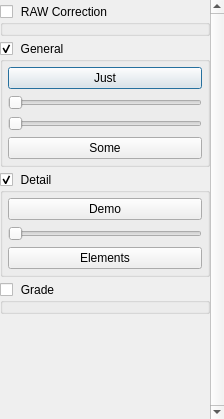
Above: platform/qt/TestDialog.ui from ilia3101/MLV-App before the change. Below: the same form after it.
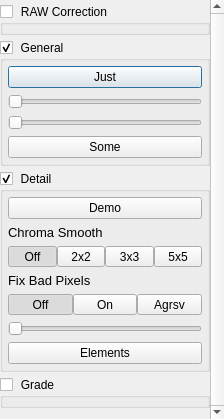
That is the form after the change. Icons and pictures are not drawn. Custom widgets are drawn as their Qt base class.

Commit message: QtApp: New elements in TestDialog...

Patch:
```diff
--- a/platform/qt/TestDialog.ui
+++ b/platform/qt/TestDialog.ui
@@ -66,8 +66,8 @@
        <rect>
         <x>0</x>
         <y>0</y>
-        <width>208</width>
-        <height>419</height>
+        <width>224</width>
+        <height>488</height>
        </rect>
       </property>
       <layout class="QVBoxLayout" name="verticalLayout_3">
@@ -85,6 +85,12 @@
        </property>
        <item>
         <widget class="QGroupBox" name="groupBox_3">
+         <property name="maximumSize">
+          <size>
+           <width>16777215</width>
+           <height>30</height>
+          </size>
+         </property>
          <property name="title">
           <string>RAW Correction</string>
          </property>
@@ -218,6 +224,217 @@
                </property>
               </widget>
              </item>
+             <item>
+              <widget class="QLabel" name="label">
+               <property name="font">
+                <font>
+                 <pointsize>10</pointsize>
+                </font>
+               </property>
+               <property name="text">
+                <string>Chroma Smooth</string>
+               </property>
+              </widget>
+             </item>
+             <item>
+              <widget class="QWidget" name="ToolRow" native="true">
+               <layout class="QHBoxLayout" name="horizontalLayout">
+                <property name="spacing">
+                 <number>0</number>
+                </property>
+                <property name="leftMargin">
+                 <number>0</number>
+                </property>
+                <property name="topMargin">
+                 <number>0</number>
+                </property>
+                <property name="rightMargin">
+                 <number>0</number>
+                </property>
+                <property name="bottomMargin">
+                 <number>0</number>
+                </property>
+                <item>
+                 <widget class="QToolButton" name="toolButton_2">
+                  <property name="sizePolicy">
+                   <sizepolicy hsizetype="Preferred" vsizetype="Fixed">
+                    <horstretch>0</horstretch>
+                    <verstretch>0</verstretch>
+                   </sizepolicy>
+                  </property>
+                  <property name="text">
+                   <string>Off</string>
+                  </property>
+                  <property name="checkable">
+                   <bool>true</bool>
+                  </property>
+                  <property name="checked">
+                   <bool>true</bool>
+                  </property>
+                  <property name="autoExclusive">
+                   <bool>true</bool>
+                  </property>
+                 </widget>
+                </item>
+                <item>
+                 <widget class="QToolButton" name="toolButton">
+                  <property name="sizePolicy">
+                   <sizepolicy hsizetype="Preferred" vsizetype="Fixed">
+                    <horstretch>0</horstretch>
+                    <verstretch>0</verstretch>
+                   </sizepolicy>
+                  </property>
+                  <property name="text">
+                   <string>2x2</string>
+                  </property>
+                  <property name="checkable">
+                   <bool>true</bool>
+                  </property>
+                  <property name="checked">
+                   <bool>false</bool>
+                  </property>
+                  <property name="autoExclusive">
+                   <bool>true</bool>
+                  </property>
+                 </widget>
+                </item>
+                <item>
+                 <widget class="QToolButton" name="toolButton_3">
+                  <property name="sizePolicy">
+                   <sizepolicy hsizetype="Preferred" vsizetype="Fixed">
+                    <horstretch>0</horstretch>
+                    <verstretch>0</verstretch>
+                   </sizepolicy>
+                  </property>
+                  <property name="text">
+                   <string>3x3</string>
+                  </property>
+                  <property name="checkable">
+                   <bool>true</bool>
+                  </property>
+                  <property name="autoExclusive">
+                   <bool>true</bool>
+                  </property>
+                 </widget>
+                </item>
+                <item>
+                 <widget class="QToolButton" name="toolButton_4">
+                  <property name="sizePolicy">
+                   <sizepolicy hsizetype="Preferred" vsizetype="Fixed">
+                    <horstretch>0</horstretch>
+                    <verstretch>0</verstretch>
+                   </sizepolicy>
+                  </property>
+                  <property name="text">
+                   <string>5x5</string>
+                  </property>
+                  <property name="checkable">
+                   <bool>true</bool>
+                  </property>
+                  <property name="autoExclusive">
+                   <bool>true</bool>
+                  </property>
+                 </widget>
+                </item>
+               </layout>
+              </widget>
+             </item>
+             <item>
+              <widget class="QLabel" name="label_2">
+               <property name="font">
+                <font>
+                 <pointsize>10</pointsize>
+                </font>
+               </property>
+               <property name="text">
+                <string>Fix Bad Pixels</string>
+               </property>
+              </widget>
+             </item>
+             <item>
+              <widget class="QWidget" name="ToolRow_2" native="true">
+               <layout class="QHBoxLayout" name="horizontalLayout_2">
+                <property name="spacing">
+                 <number>0</number>
+                </property>
+                <property name="leftMargin">
+                 <number>0</number>
+                </property>
+                <property name="topMargin">
+                 <number>0</number>
+                </property>
+                <property name="rightMargin">
+                 <number>0</number>
+                </property>
+                <property name="bottomMargin">
+                 <number>0</number>
+                </property>
+                <item>
+                 <widget class="QToolButton" name="toolButton_5">
+                  <property name="sizePolicy">
+                   <sizepolicy hsizetype="Preferred" vsizetype="Fixed">
+                    <horstretch>0</horstretch>
+                    <verstretch>0</verstretch>
+                   </sizepolicy>
+                  </property>
+                  <property name="text">
+                   <string>Off</string>
+                  </property>
+                  <property name="checkable">
+                   <bool>true</bool>
+                  </property>
+                  <property name="checked">
+                   <bool>true</bool>
+                  </property>
+                  <property name="autoExclusive">
+                   <bool>true</bool>
+                  </property>
+                 </widget>
+                </item>
+                <item>
+                 <widget class="QToolButton" name="toolButton_6">
+                  <property name="sizePolicy">
+                   <sizepolicy hsizetype="Preferred" vsizetype="Fixed">
+                    <horstretch>0</horstretch>
+                    <verstretch>0</verstretch>
+                   </sizepolicy>
+                  </property>
+                  <property name="text">
+                   <string>On</string>
+                  </property>
+                  <property name="checkable">
+                   <bool>true</bool>
+                  </property>
+                  <property name="checked">
+                   <bool>false</bool>
+                  </property>
+                  <property name="autoExclusive">
+                   <bool>true</bool>
+                  </property>
+                 </widget>
+                </item>
+                <item>
+                 <widget class="QToolButton" name="toolButton_7">
+                  <property name="sizePolicy">
+                   <sizepolicy hsizetype="Preferred" vsizetype="Fixed">
+                    <horstretch>0</horstretch>
+                    <verstretch>0</verstretch>
+                   </sizepolicy>
+                  </property>
+                  <property name="text">
+                   <string>Agrsv</string>
+                  </property>
+                  <property name="checkable">
+                   <bool>true</bool>
+                  </property>
+                  <property name="autoExclusive">
+                   <bool>true</bool>
+                  </property>
+                 </widget>
+                </item>
+               </layout>
+              </widget>
+             </item>
              <item>
               <widget class="NoScrollSlider" name="horizontalSlider">
                <property name="orientation">
@@ -240,6 +457,12 @@
        </item>
        <item>
         <widget class="QGroupBox" name="groupBox_4">
+         <property name="maximumSize">
+          <size>
+           <width>16777215</width>
+           <height>30</height>
+          </size>
+         </property>
          <property name="title">
           <string>Grade</string>
          </property>
```
The commit also changes 1 other file.
